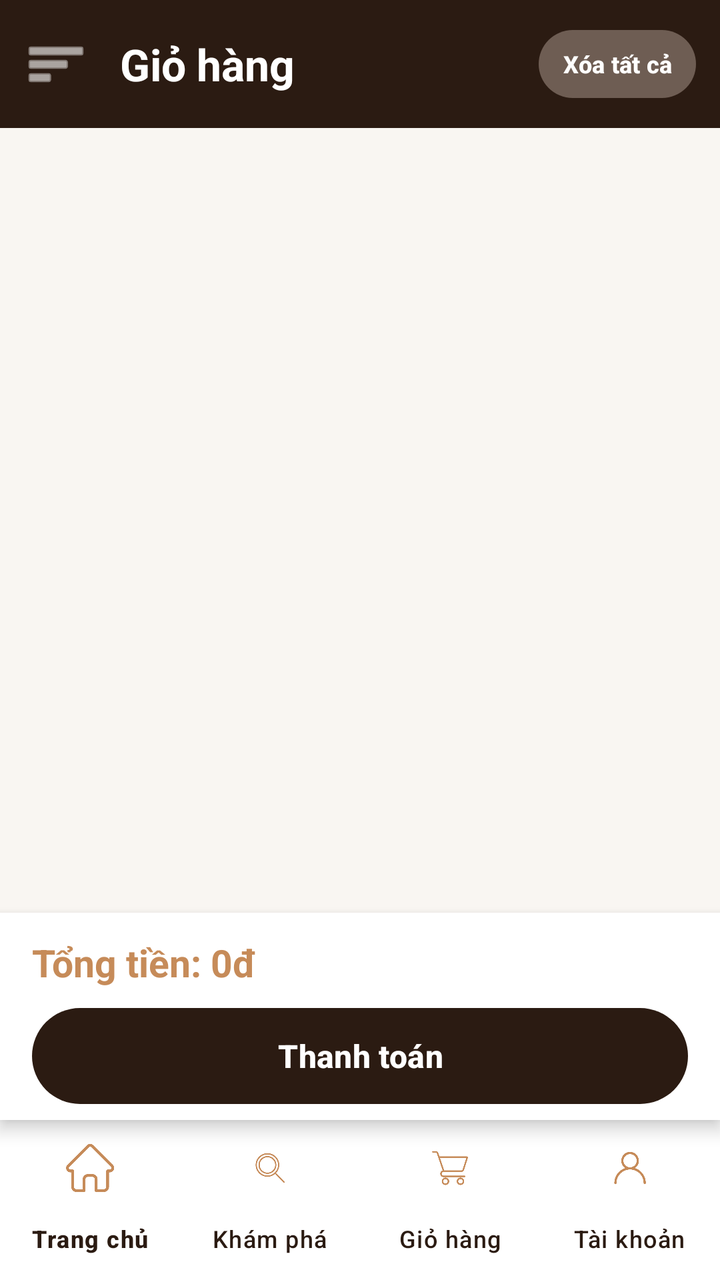
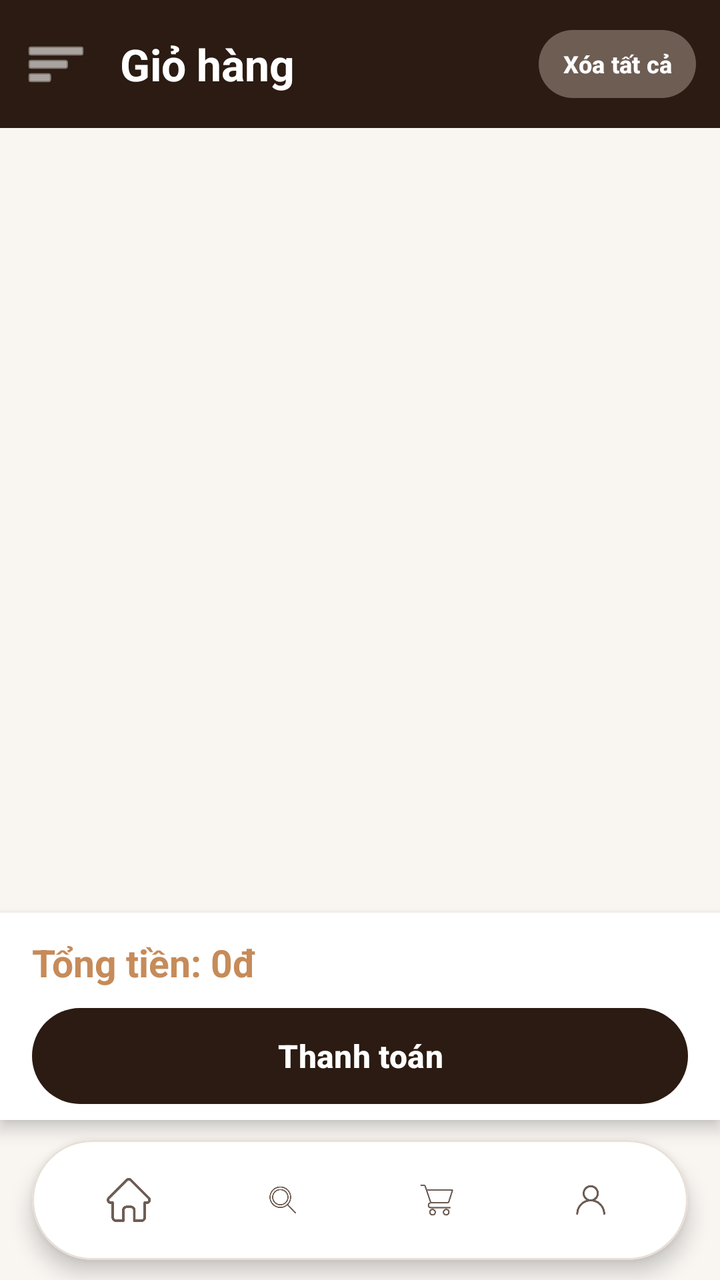

Before-and-after screenshots of an Android layout around one commit, followed by the original layout XML and the change that was made.
<!-- AndroidManifest.xml: application theme Theme.MobilePro -->
<!-- res/layout/activity_cart.xml -->
<?xml version="1.0" encoding="utf-8"?>

<androidx.drawerlayout.widget.DrawerLayout
    xmlns:android="http://schemas.android.com/apk/res/android"
    xmlns:app="http://schemas.android.com/apk/res-auto"
    android:id="@+id/drawerLayout"
    android:layout_width="match_parent"
    android:layout_height="match_parent">

    <LinearLayout
        android:layout_width="match_parent"
        android:layout_height="match_parent"
        android:background="@color/cream"
        android:orientation="vertical">

        <com.google.android.material.appbar.MaterialToolbar
            android:id="@+id/topAppBar"
            android:layout_width="match_parent"
            android:layout_height="?attr/actionBarSize"
            android:background="@color/brown"
            app:navigationIcon="@android:drawable/ic_menu_sort_by_size"
            app:navigationIconTint="@color/white"
            app:title="Giỏ hàng"
            app:titleTextAppearance="@style/ToolbarTitleBold"
            app:titleTextColor="@color/white">

            <com.google.android.material.button.MaterialButton
                android:id="@+id/btnClearCart"
                android:layout_width="wrap_content"
                android:layout_height="34dp"
                android:layout_gravity="end"
                android:layout_marginEnd="12dp"
                android:insetTop="0dp"
                android:insetBottom="0dp"
                android:minWidth="0dp"
                android:paddingHorizontal="12dp"
                android:text="Xóa tất cả"
                android:textColor="@color/white"
                android:textSize="12sp"
                android:textStyle="bold"
                app:backgroundTint="@color/brown_light"
                app:cornerRadius="17dp" />

        </com.google.android.material.appbar.MaterialToolbar>

        <ListView
            android:id="@+id/listCart"
            android:layout_width="match_parent"
            android:layout_height="0dp"
            android:layout_weight="1"
            android:clipToPadding="false"
            android:divider="@android:color/transparent"
            android:dividerHeight="10dp"
            android:paddingHorizontal="12dp"
            android:paddingVertical="12dp" />

        <com.google.android.material.card.MaterialCardView
            android:layout_width="match_parent"
            android:layout_height="wrap_content"
            app:cardBackgroundColor="@color/white"
            app:cardCornerRadius="0dp"
            app:cardElevation="5dp"
            app:strokeWidth="0dp">

            <LinearLayout
                android:layout_width="match_parent"
                android:layout_height="wrap_content"
                android:orientation="vertical"
                android:paddingHorizontal="16dp"
                android:paddingTop="12dp"
                android:paddingBottom="8dp">

                <TextView
                    android:id="@+id/tvTotalPrice"
                    android:layout_width="match_parent"
                    android:layout_height="wrap_content"
                    android:layout_marginBottom="10dp"
                    android:text="Tổng tiền: 0đ"
                    android:textColor="@color/caramel"
                    android:textSize="19sp"
                    android:textStyle="bold" />

                <com.google.android.material.button.MaterialButton
                    android:id="@+id/btnCheckout"
                    android:layout_width="match_parent"
                    android:layout_height="48dp"
                    android:insetTop="0dp"
                    android:insetBottom="0dp"
                    android:text="Thanh toán"
                    android:textColor="@color/white"
                    android:textSize="16sp"
                    android:textStyle="bold"
                    app:backgroundTint="@color/brown"
                    app:cornerRadius="24dp" />
            </LinearLayout>
        </com.google.android.material.card.MaterialCardView>

        <com.google.android.material.bottomnavigation.BottomNavigationView
            android:id="@+id/bottomNav"
            android:layout_width="match_parent"
            android:layout_height="wrap_content"
            android:background="@color/white"
            app:itemActiveIndicatorStyle="@null"
            app:itemIconTint="@color/caramel"
            app:itemTextColor="@color/brown"
            app:labelVisibilityMode="labeled"
            app:menu="@menu/bottom_nav_menu" />

    </LinearLayout>

    <com.google.android.material.navigation.NavigationView
        android:id="@+id/navigationView"
        android:layout_width="wrap_content"
        android:layout_height="match_parent"
        android:layout_gravity="start"
        android:background="@color/cream"
        app:itemIconTint="@color/brown"
        app:itemTextColor="@color/brown"
        app:menu="@menu/drawer_menu" />

</androidx.drawerlayout.widget.DrawerLayout>
<!-- resources referenced by this layout -->
<resources>
  <color name="brown">#2B1B12</color>
  <color name="brown_light">#6E5D53</color>
  <color name="caramel">#C68B59</color>
  <color name="cream">#F9F6F2</color>
  <color name="white">#FFFFFFFF</color>
  <style name="ToolbarTitleBold" parent="TextAppearance.Material3.TitleLarge">
          <item name="android:textStyle">bold</item>
      </style>
  <style name="Theme.MobilePro" parent="Base.Theme.MobilePro" />
  <style name="Base.Theme.MobilePro" parent="Theme.Material3.DayNight.NoActionBar">
          
          
      </style>
</resources>

<!-- the commit's change to res/layout/activity_cart.xml (unified diff, before → after) -->
@@ -95,16 +95,7 @@
             </LinearLayout>
         </com.google.android.material.card.MaterialCardView>
 
-        <com.google.android.material.bottomnavigation.BottomNavigationView
-            android:id="@+id/bottomNav"
-            android:layout_width="match_parent"
-            android:layout_height="wrap_content"
-            android:background="@color/white"
-            app:itemActiveIndicatorStyle="@null"
-            app:itemIconTint="@color/caramel"
-            app:itemTextColor="@color/brown"
-            app:labelVisibilityMode="labeled"
-            app:menu="@menu/bottom_nav_menu" />
+        <include layout="@layout/layout_bottom_nav" />
 
     </LinearLayout>
 
@@ -119,3 +110,144 @@
         app:menu="@menu/drawer_menu" />
 
 </androidx.drawerlayout.widget.DrawerLayout>
+<!-- res/layout/layout_bottom_nav.xml (included above) -->
+<?xml version="1.0" encoding="utf-8"?>
+
+<com.google.android.material.card.MaterialCardView
+    xmlns:android="http://schemas.android.com/apk/res/android"
+    xmlns:app="http://schemas.android.com/apk/res-auto"
+    android:layout_width="match_parent"
+    android:layout_height="wrap_content"
+    android:layout_marginHorizontal="16dp"
+    android:layout_marginVertical="10dp"
+    app:cardBackgroundColor="@color/white"
+    app:cardCornerRadius="32dp"
+    app:cardElevation="6dp"
+    app:strokeColor="@color/cream_border"
+    app:strokeWidth="1dp">
+
+    <LinearLayout
+        android:layout_width="match_parent"
+        android:layout_height="60dp"
+        android:gravity="center_vertical"
+        android:orientation="horizontal"
+        android:paddingHorizontal="10dp">
+
+        <LinearLayout
+            android:id="@+id/navTabHome"
+            android:layout_width="0dp"
+            android:layout_height="44dp"
+            android:layout_weight="1"
+            android:gravity="center"
+            android:orientation="horizontal"
+            android:paddingHorizontal="12dp">
+
+            <ImageView
+                android:id="@+id/ivNavHome"
+                android:layout_width="22dp"
+                android:layout_height="22dp"
+                android:src="@drawable/ic_home"
+                app:tint="@color/brown_light" />
+
+            <TextView
+                android:id="@+id/tvNavHome"
+                android:layout_width="wrap_content"
+                android:layout_height="wrap_content"
+                android:layout_marginStart="6dp"
+                android:maxLines="1"
+                android:text="Trang chủ"
+                android:textColor="@color/white"
+                android:textSize="13sp"
+                android:textStyle="bold"
+                android:visibility="gone" />
+        </LinearLayout>
+
+        <LinearLayout
+            android:id="@+id/navTabExplore"
+            android:layout_width="0dp"
+            android:layout_height="44dp"
+            android:layout_weight="1"
+            android:gravity="center"
+            android:orientation="horizontal"
+            android:paddingHorizontal="12dp">
+
+            <ImageView
+                android:id="@+id/ivNavExplore"
+                android:layout_width="22dp"
+                android:layout_height="22dp"
+                android:src="@drawable/ic_explore"
+                app:tint="@color/brown_light" />
+
+            <TextView
+                android:id="@+id/tvNavExplore"
+                android:layout_width="wrap_content"
+                android:layout_height="wrap_content"
+                android:layout_marginStart="6dp"
+                android:maxLines="1"
+                android:text="Khám phá"
+                android:textColor="@color/white"
+                android:textSize="13sp"
+                android:textStyle="bold"
+                android:visibility="gone" />
+        </LinearLayout>
+
+        <LinearLayout
+            android:id="@+id/navTabCart"
+            android:layout_width="0dp"
+            android:layout_height="44dp"
+            android:layout_weight="1"
+            android:gravity="center"
+            android:orientation="horizontal"
+            android:paddingHorizontal="12dp">
+
+            <ImageView
+                android:id="@+id/ivNavCart"
+                android:layout_width="22dp"
+                android:layout_height="22dp"
+                android:src="@drawable/ic_cart"
+                app:tint="@color/brown_light" />
+
+            <TextView
+                android:id="@+id/tvNavCart"
+                android:layout_width="wrap_content"
+                android:layout_height="wrap_content"
+                android:layout_marginStart="6dp"
+                android:maxLines="1"
+                android:text="Giỏ hàng"
+                android:textColor="@color/white"
+                android:textSize="13sp"
+                android:textStyle="bold"
+                android:visibility="gone" />
+        </LinearLayout>
+
+        <LinearLayout
+            android:id="@+id/navTabAccount"
+            android:layout_width="0dp"
+            android:layout_height="44dp"
+            android:layout_weight="1"
+            android:gravity="center"
+            android:orientation="horizontal"
+            android:paddingHorizontal="12dp">
+
+            <ImageView
+                android:id="@+id/ivNavAccount"
+                android:layout_width="22dp"
+                android:layout_height="22dp"
+                android:src="@drawable/ic_account"
+                app:tint="@color/brown_light" />
+
+            <TextView
+                android:id="@+id/tvNavAccount"
+                android:layout_width="wrap_content"
+                android:layout_height="wrap_content"
+                android:layout_marginStart="6dp"
+                android:maxLines="1"
+                android:text="Tài khoản"
+                android:textColor="@color/white"
+                android:textSize="13sp"
+                android:textStyle="bold"
+                android:visibility="gone" />
+        </LinearLayout>
+
+    </LinearLayout>
+</com.google.android.material.card.MaterialCardView>
<!-- resource entries referenced after the edit -->
@@ -4,7 +4,12 @@
   <color name="brown_light">#6E5D53</color>
   <color name="caramel">#C68B59</color>
   <color name="cream">#F9F6F2</color>
+  <color name="cream_border">#E8DFD6</color>
   <color name="white">#FFFFFFFF</color>
+  <!-- drawable ic_account: png bitmap (drawable, 20762 bytes) -->
+  <!-- drawable ic_cart: png bitmap (drawable, 26022 bytes) -->
+  <!-- drawable ic_explore: png bitmap (drawable, 33560 bytes) -->
+  <!-- drawable ic_home: png bitmap (drawable, 24045 bytes) -->
   <style name="ToolbarTitleBold" parent="TextAppearance.Material3.TitleLarge">
           <item name="android:textStyle">bold</item>
       </style>
